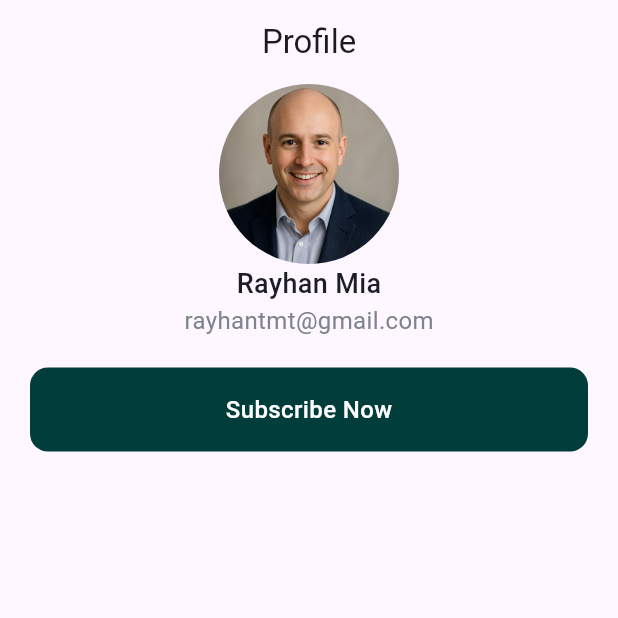
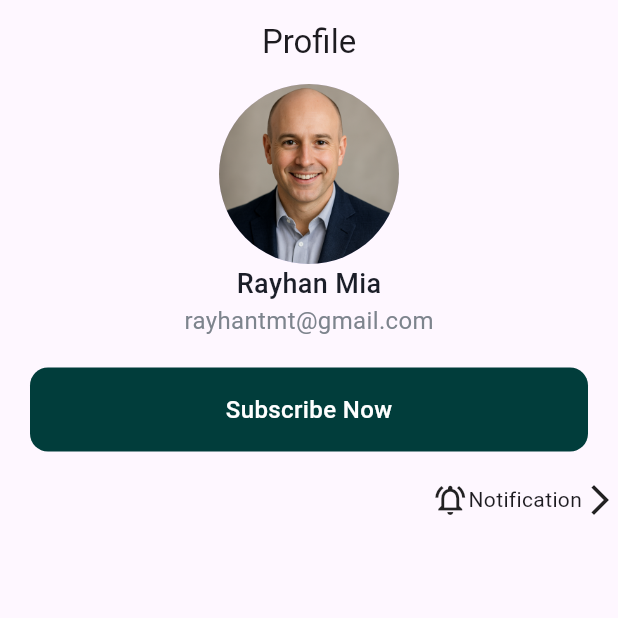
Before and after one commit to rayhantmt/Damaged303, a Flutter app: the PorfileView screen opened directly, on a phone screen of 412 x 824 dp, the top half of it. Run offline on Flutter 3.47's test engine with Material 3 defaults, Android fonts, the phone set to English and light mode, and no system bars; our stand-ins replace get.

Commit message:
morning push

```diff
--- a/lib/app/modules/profile/porfile_view.dart
+++ b/lib/app/modules/profile/porfile_view.dart
@@ -35,6 +35,22 @@ class PorfileView extends StatelessWidget {
             ),
           ),
           Button(title: 'Subscribe Now'),
+
+          GestureDetector(
+            child: Expanded(
+              child: Row(
+                mainAxisAlignment: MainAxisAlignment.end,
+                children: [
+                  Icon(Icons.notifications_active_outlined),
+                  Text("Notification"),
+                  Row(
+                    mainAxisAlignment: MainAxisAlignment.start,
+                    children: [Icon(Icons.arrow_forward_ios_outlined)],
+                  ),
+                ],
+              ),
+            ),
+          ),
         ],
       ),
     );
```
